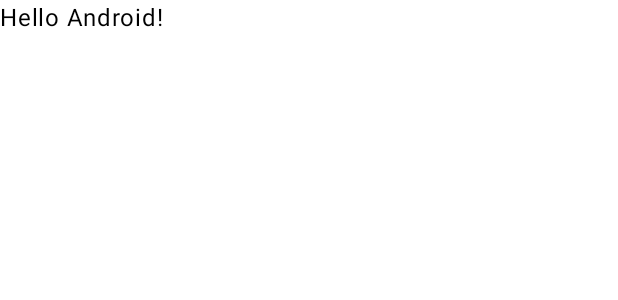
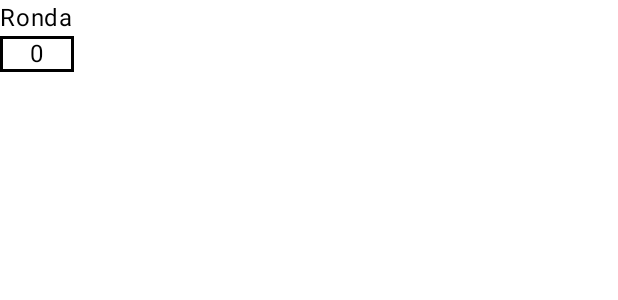
Before and after one commit to Dalmuster/CicloVida, an Android app built with Jetpack Compose: the @Preview function GreetingPreview, on a phone screen of 412 x 824 dp. Shown: the top 300 px of the screen. Run offline under Robolectric (Android 15) with nearby library versions, the phone set to English and light mode, and no system bars.

Commit message:
Ronda mas contador

```diff
--- a/app/src/main/java/com/example/ciclovida/MainActivity.kt
+++ b/app/src/main/java/com/example/ciclovida/MainActivity.kt
@@ -5,13 +5,17 @@ import android.util.Log
 import androidx.activity.ComponentActivity
 import androidx.activity.compose.setContent
 import androidx.activity.enableEdgeToEdge
+import androidx.compose.foundation.border
+import androidx.compose.foundation.layout.Column
 import androidx.compose.foundation.layout.fillMaxSize
 import androidx.compose.foundation.layout.padding
 import androidx.compose.material3.Scaffold
 import androidx.compose.material3.Text
 import androidx.compose.runtime.Composable
 import androidx.compose.ui.Modifier
+import androidx.compose.ui.graphics.Color
 import androidx.compose.ui.tooling.preview.Preview
+import androidx.compose.ui.unit.dp
 import com.example.ciclovida.ui.theme.CicloVidaTheme
 
 class MainActivity : ComponentActivity() {
@@ -25,8 +29,8 @@ class MainActivity : ComponentActivity() {
         setContent {
             CicloVidaTheme {
                 Scaffold(modifier = Modifier.fillMaxSize()) { innerPadding ->
-                    Greeting(
-                        name = "Android",
+                    JetpackCompose(
+                        ronda = 0,
                         modifier = Modifier.padding(innerPadding)
                     )
                 }
@@ -67,17 +71,27 @@ class MainActivity : ComponentActivity() {
 }
 
 @Composable
-fun Greeting(name: String, modifier: Modifier = Modifier) {
-    Text(
-        text = "Hello $name!",
-        modifier = modifier
-    )
+fun JetpackCompose(ronda: Int, modifier: Modifier = Modifier) {
+    Column {
+        Text(
+            text = "Ronda"
+        )
+        Text(
+            text = "$ronda",
+            modifier = modifier
+                .border(
+                    width = 2.dp,
+                    color = Color.Black
+                )
+                .padding(horizontal = 20.dp)
+        )
+    }
 }
 
 @Preview(showBackground = true)
 @Composable
 fun GreetingPreview() {
     CicloVidaTheme {
-        Greeting("Android")
+        JetpackCompose(0)
     }
 }
```
